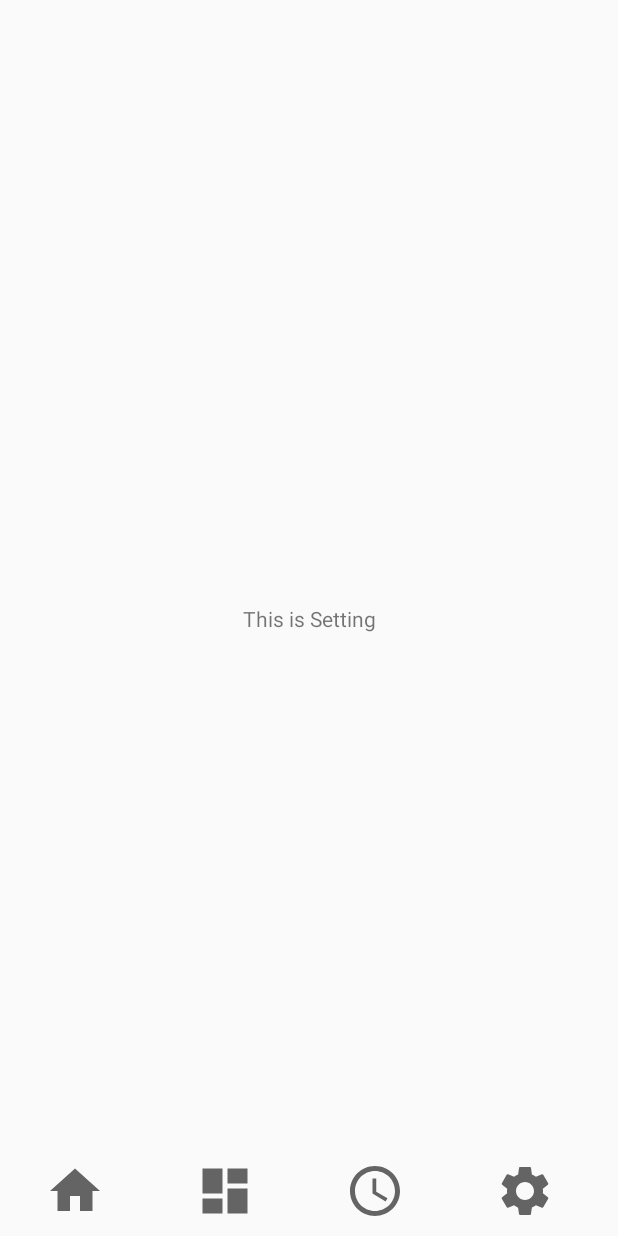
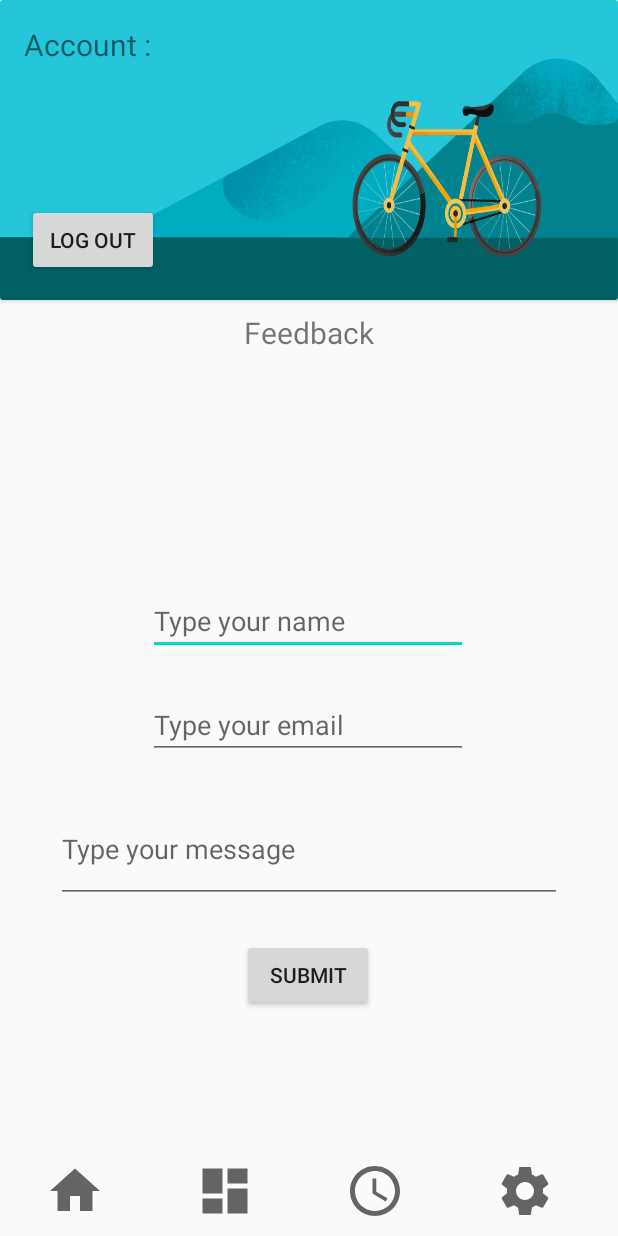
Before and after one commit to mobileAssignment/MobileNew, an Android app: the Setting screen opened directly, with no data from a screen before it, on a phone screen of 412 x 824 dp. Run offline under Robolectric (Android 15) with nearby library versions, the phone set to English and light mode, and no system bars; Roboto replaces fonts that are not available here.

Commit message:
Commit by Juen

```diff
--- a/app/build.gradle
+++ b/app/build.gradle
@@ -33,6 +33,7 @@ dependencies {
     implementation 'com.google.firebase:firebase-firestore:17.1.2'
     implementation 'com.android.support:multidex:1.0.3'
     implementation 'androidx.recyclerview:recyclerview:1.1.0'
+    implementation 'androidx.cardview:cardview:1.0.0'
     testImplementation 'junit:junit:4.12'
     androidTestImplementation 'androidx.test.ext:junit:1.1.1'
     androidTestImplementation 'androidx.test.espresso:espresso-core:3.2.0'
--- a/app/src/main/res/layout/activity_setting.xml
+++ b/app/src/main/res/layout/activity_setting.xml
@@ -6,17 +6,9 @@
     android:layout_height="match_parent"
     tools:context=".Setting">
 
-    <TextView
-        android:id="@+id/textView10"
-        android:layout_width="wrap_content"
-        android:layout_height="wrap_content"
-        android:text="This is Setting"
-        app:layout_constraintBottom_toBottomOf="parent"
-        app:layout_constraintEnd_toEndOf="parent"
-        app:layout_constraintStart_toStartOf="parent"
-        app:layout_constraintTop_toTopOf="parent" />
 
     <LinearLayout
+        android:id="@+id/linearLayout"
         android:layout_width="0dp"
         android:layout_height="40dp"
         android:layout_marginBottom="10dp"
@@ -55,4 +47,113 @@
             android:layout_marginRight="20dp"
             app:srcCompat="@drawable/ic_baseline_settings_24" />
     </LinearLayout>
+
+    <androidx.cardview.widget.CardView
+        android:id="@+id/cardView"
+        android:layout_width="0dp"
+        android:layout_height="200dp"
+        app:layout_constraintEnd_toEndOf="parent"
+        app:layout_constraintStart_toStartOf="parent"
+        app:layout_constraintTop_toTopOf="parent">
+
+        <androidx.constraintlayout.widget.ConstraintLayout
+            android:layout_width="match_parent"
+            android:layout_height="match_parent"
+            android:background="@drawable/img_cycling">
+
+            <Button
+                android:id="@+id/Logoutbutton"
+                android:layout_width="wrap_content"
+                android:layout_height="wrap_content"
+                android:layout_marginBottom="16dp"
+                android:text="Log Out"
+                app:layout_constraintBottom_toBottomOf="parent"
+                app:layout_constraintEnd_toEndOf="parent"
+                app:layout_constraintHorizontal_bias="0.055"
+                app:layout_constraintStart_toStartOf="parent"
+                app:layout_constraintTop_toBottomOf="@+id/textView2"
+                app:layout_constraintVertical_bias="1.0" />
+
+            <TextView
+                android:id="@+id/textView2"
+                android:layout_width="wrap_content"
+                android:layout_height="wrap_content"
+                android:text="Account : "
+                android:textSize="20sp"
+                app:layout_constraintBottom_toBottomOf="parent"
+                app:layout_constraintEnd_toEndOf="parent"
+                app:layout_constraintHorizontal_bias="0.049"
+                app:layout_constraintStart_toStartOf="parent"
+                app:layout_constraintTop_toTopOf="parent"
+                app:layout_constraintVertical_bias="0.092" />
+
+
+        </androidx.constraintlayout.widget.ConstraintLayout>
+    </androidx.cardview.widget.CardView>
+
+    <TextView
+        android:id="@+id/feedbackTitle"
+        android:layout_width="wrap_content"
+        android:layout_height="wrap_content"
+        android:text="Feedback"
+        android:textSize="20sp"
+        app:layout_constraintBottom_toTopOf="@+id/editTextTextPersonName"
+        app:layout_constraintEnd_toEndOf="parent"
+        app:layout_constraintStart_toStartOf="parent"
+        app:layout_constraintTop_toBottomOf="@+id/cardView"
+        app:layout_constraintVertical_bias="0.05" />
+
+    <EditText
+        android:id="@+id/editTextTextPersonName"
+        android:layout_width="wrap_content"
+        android:layout_height="wrap_content"
+        android:layout_marginBottom="24dp"
+        android:ems="10"
+        android:hint="Type your name"
+        android:importantForAutofill="no"
+        android:inputType="textPersonName"
+        app:layout_constraintBottom_toTopOf="@+id/editTextTextPersonName2"
+        app:layout_constraintEnd_toEndOf="parent"
+        app:layout_constraintHorizontal_bias="0.497"
+        app:layout_constraintStart_toStartOf="parent" />
+
+    <EditText
+        android:id="@+id/editTextTextPersonName2"
+        android:layout_width="wrap_content"
+        android:layout_height="wrap_content"
+        android:layout_marginBottom="24dp"
+        android:ems="10"
+        android:hint="Type your email"
+        android:importantForAutofill="no"
+        android:inputType="textPersonName"
+        app:layout_constraintBottom_toTopOf="@+id/editTextTextPersonName3"
+        app:layout_constraintEnd_toEndOf="parent"
+        app:layout_constraintHorizontal_bias="0.497"
+        app:layout_constraintStart_toStartOf="parent" />
+
+    <EditText
+        android:id="@+id/editTextTextPersonName3"
+        android:layout_width="337dp"
+        android:layout_height="72dp"
+        android:layout_marginBottom="24dp"
+        android:ems="10"
+        android:hint="Type your message"
+        android:importantForAutofill="no"
+        android:inputType="textPersonName"
+        app:layout_constraintBottom_toTopOf="@+id/button2"
+        app:layout_constraintEnd_toEndOf="parent"
+        app:layout_constraintStart_toStartOf="parent" />
+
+    <Button
+        android:id="@+id/button2"
+        android:layout_width="wrap_content"
+        android:layout_height="wrap_content"
+        android:layout_marginBottom="100dp"
+        android:text="Submit"
+        app:layout_constraintBottom_toTopOf="@+id/linearLayout"
+        app:layout_constraintEnd_toEndOf="parent"
+        app:layout_constraintHorizontal_bias="0.498"
+        app:layout_constraintStart_toStartOf="parent" />
+
+
 </androidx.constraintlayout.widget.ConstraintLayout>
```
Also changed, not shown: app/src/main/res/drawable-xhdpi/img_cycling.jpg (added), app/src/main/res/drawable-xhdpi/img_swimming.jpg (added).
